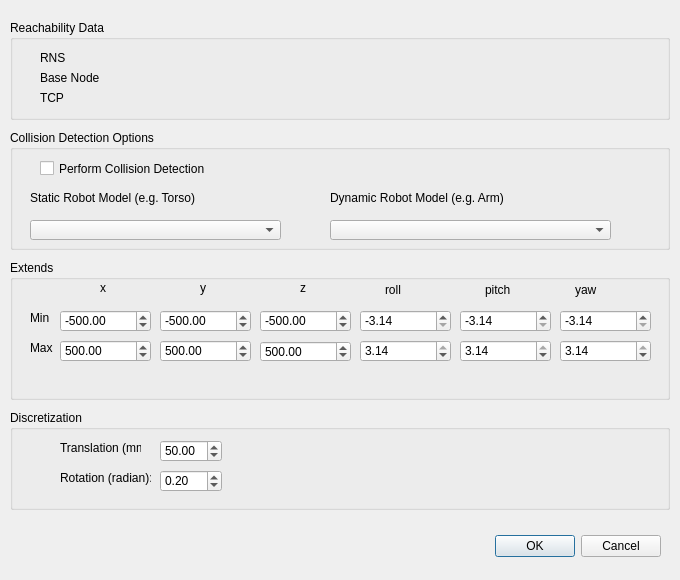
Old version of the form VirtualRobot/examples/reachability/reachabilityCreate.ui in the repository softbankrobotics-research/Simox.
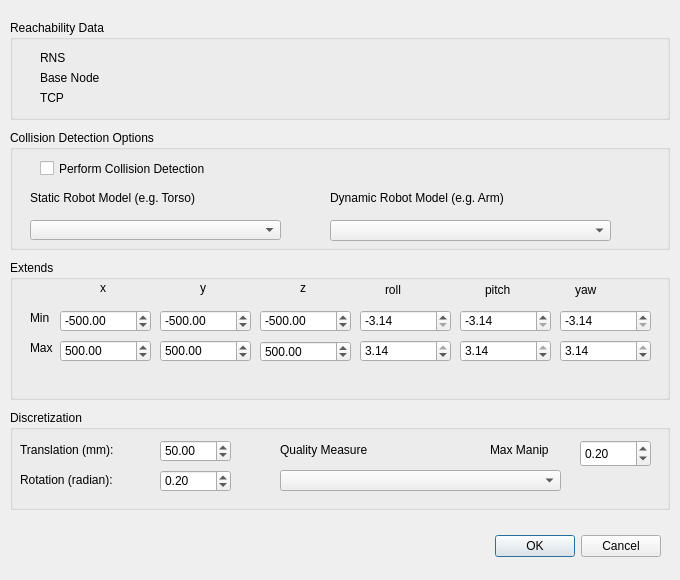
New version of the form.

Commit message: improved reachability demo: Now manipulability and ext manipulability measures are supported

What changed in the file:
```diff
--- a/VirtualRobot/examples/reachability/reachabilityCreate.ui
+++ b/VirtualRobot/examples/reachability/reachabilityCreate.ui
@@ -80,10 +80,10 @@
    <widget class="QLabel" name="label_5">
     <property name="geometry">
      <rect>
-      <x>50</x>
+      <x>10</x>
       <y>30</y>
-      <width>81</width>
-      <height>16</height>
+      <width>131</width>
+      <height>20</height>
      </rect>
     </property>
     <property name="text">
@@ -93,10 +93,10 @@
    <widget class="QLabel" name="label_6">
     <property name="geometry">
      <rect>
-      <x>50</x>
+      <x>10</x>
       <y>60</y>
-      <width>91</width>
-      <height>16</height>
+      <width>131</width>
+      <height>20</height>
      </rect>
     </property>
     <property name="text">
@@ -108,7 +108,7 @@
      <rect>
       <x>150</x>
       <y>30</y>
-      <width>62</width>
+      <width>71</width>
       <height>22</height>
      </rect>
     </property>
@@ -127,7 +127,7 @@
      <rect>
       <x>150</x>
       <y>60</y>
-      <width>62</width>
+      <width>71</width>
       <height>22</height>
      </rect>
     </property>
@@ -144,6 +144,61 @@
      <double>0.200000000000000</double>
     </property>
    </widget>
+   <widget class="QComboBox" name="comboBoxQualityMeasure">
+    <property name="geometry">
+     <rect>
+      <x>270</x>
+      <y>60</y>
+      <width>281</width>
+      <height>21</height>
+     </rect>
+    </property>
+   </widget>
+   <widget class="QLabel" name="label_13">
+    <property name="geometry">
+     <rect>
+      <x>270</x>
+      <y>30</y>
+      <width>131</width>
+      <height>20</height>
+     </rect>
+    </property>
+    <property name="text">
+     <string>Quality Measure</string>
+    </property>
+   </widget>
+   <widget class="QDoubleSpinBox" name="doubleSpinBoxMaxManip">
+    <property name="geometry">
+     <rect>
+      <x>570</x>
+      <y>30</y>
+      <width>71</width>
+      <height>27</height>
+     </rect>
+    </property>
+    <property name="maximum">
+     <double>1.000000000000000</double>
+    </property>
+    <property name="singleStep">
+     <double>0.010000000000000</double>
+    </property>
+    <property name="value">
+     <double>0.200000000000000</double>
+    </property>
+   </widget>
+   <widget class="QLabel" name="label_14">
+    <property name="geometry">
+     <rect>
+      <x>480</x>
+      <y>30</y>
+      <width>81</width>
+      <height>20</height>
+     </rect>
+    </property>
+    <property name="text">
+     <string>Max Manip</string>
+    </property>
+   </widget>
   </widget>
   <widget class="QGroupBox" name="groupBox_2">
    <property name="geometry">
@@ -641,7 +696,7 @@
      <rect>
       <x>20</x>
       <y>60</y>
-      <width>181</width>
+      <width>251</width>
       <height>16</height>
      </rect>
     </property>
@@ -654,7 +709,7 @@
      <rect>
       <x>320</x>
       <y>60</y>
-      <width>221</width>
+      <width>291</width>
       <height>16</height>
      </rect>
     </property>
@@ -668,7 +723,7 @@
       <x>320</x>
       <y>90</y>
       <width>281</width>
-      <height>20</height>
+      <height>21</height>
      </rect>
     </property>
    </widget>
```
The commit also changes 10 other files.
